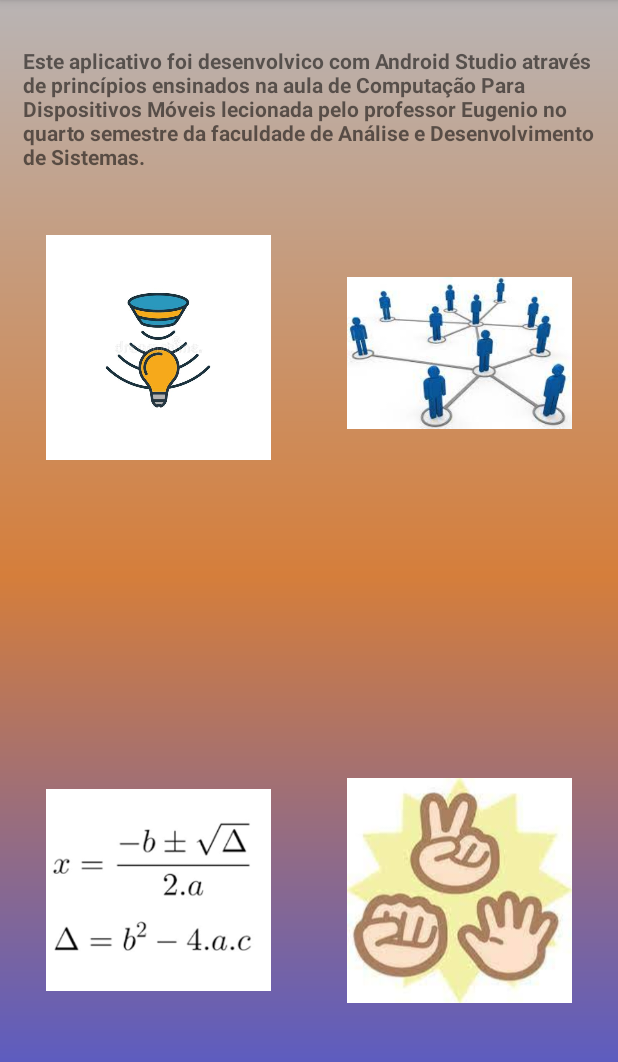
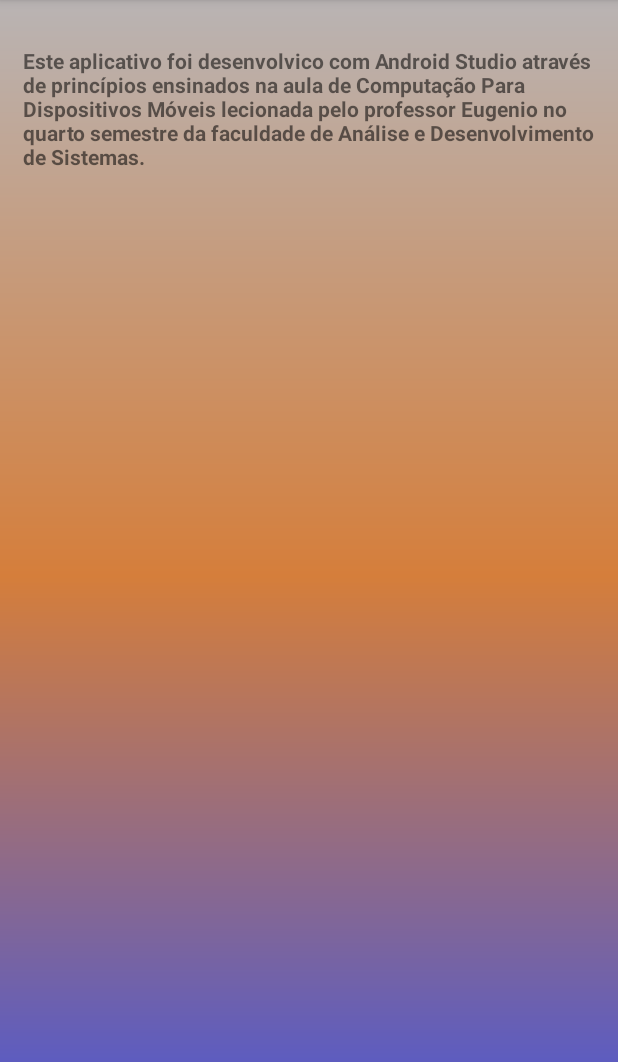
Before and after one commit to AndersonSantosFernandes/DispositivoMovel, an Android app: the screen it shows after launch (MainActivity), on a phone screen of 412 x 824 dp, the part 84-1146 px from its top. Run offline under Robolectric (Android 15) with nearby library versions, the phone set to English and light mode, and no system bars.

Commit message:
save 27112021_3

```diff
--- a/app/src/main/AndroidManifest.xml
+++ b/app/src/main/AndroidManifest.xml
@@ -31,7 +31,9 @@
             />
         <activity
             android:name=".MainActivity"
-            android:exported="true">
+            android:exported="true"
+            android:screenOrientation="portrait"
+            >
             <intent-filter>
                 <action android:name="android.intent.action.MAIN" />
 
--- a/app/src/main/res/layout/activity_main.xml
+++ b/app/src/main/res/layout/activity_main.xml
@@ -22,75 +22,14 @@
 
     <LinearLayout
         android:id="@+id/linear01"
+        android:layout_width="fill_parent"
+        android:layout_height="100dp"
         android:layout_margin="20dp"
-        android:layout_width="fill_parent"
-        android:layout_height="wrap_content"
-        android:orientation="horizontal"
-        app:layout_constraintStart_toStartOf="parent"
-        app:layout_constraintEnd_toEndOf="parent"
-        app:layout_constraintTop_toBottomOf="@id/textView2"
         android:gravity="center"
-        >
-
-        <ImageView
-            android:id="@+id/imageView1"
-            style="@style/imgTelaInicial"
-            android:src="@drawable/sensor_luz"
-            />
-
-        <ImageView
-            android:id="@+id/imageView2"
-            style="@style/imgTelaInicial" android:layout_marginTop="4dp"
-            android:src="@drawable/compartilhar"
-            />
-
-    </LinearLayout>
-
-    <LinearLayout
-        android:id="@+id/linear02"
-        android:layout_margin="20dp"
-
-        android:layout_width="fill_parent"
-        android:layout_height="wrap_content"
         android:orientation="horizontal"
         app:layout_constraintEnd_toEndOf="parent"
         app:layout_constraintStart_toStartOf="parent"
-        app:layout_constraintTop_toBottomOf="@id/linear01"
-        android:gravity="center"
-        >
-
-        <ImageView
-            android:id="@+id/imageView3"
-            style="@style/imgTelaInicial" />
-
-        <ImageView
-            android:id="@+id/imageView4"
-            style="@style/imgTelaInicial" />
-    </LinearLayout>
-
-    <LinearLayout
-        android:id="@+id/linear03"
-        android:layout_margin="20dp"
-        android:layout_width="fill_parent"
-        android:layout_height="wrap_content"
-        android:orientation="horizontal"
-        app:layout_constraintEnd_toEndOf="parent"
-        app:layout_constraintStart_toStartOf="parent"
-        app:layout_constraintTop_toBottomOf="@id/linear02"
-        android:gravity="center"
-        >
-
-        <ImageView
-            android:id="@+id/imageView5"
-            style="@style/imgTelaInicial"
-            android:src="@drawable/bharkara"
-            />
-
-        <ImageView
-            android:id="@+id/imageView6"
-            style="@style/imgTelaInicial"
-            android:src="@drawable/pepates" />
-    </LinearLayout>
+        app:layout_constraintTop_toBottomOf="@id/textView2" />
 
 
 </androidx.constraintlayout.widget.ConstraintLayout>
```
Also changed, not shown: app/src/main/res/drawable/gradiente3.xml (added, +9 -0 lines), app/src/main/res/layout/activity_compartilhar.xml (+21 -21 lines).
